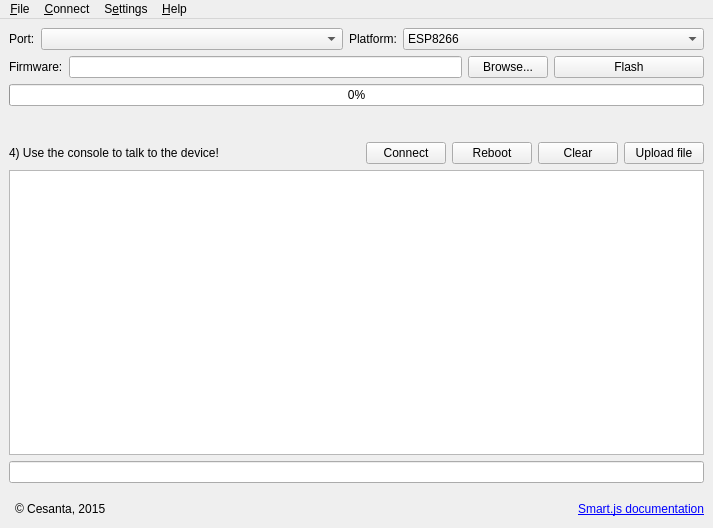
Old version of the form src/main.ui in the repository olgierdh/mongoose-flashing-tool.
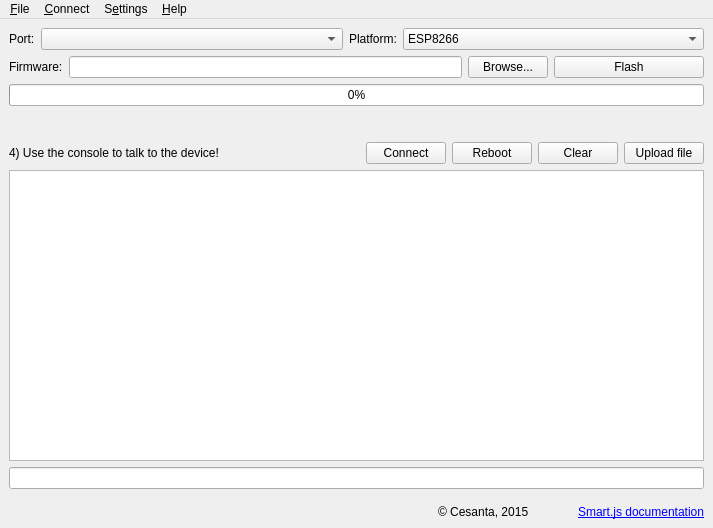
New version of the form. Icons and pictures are not drawn.

```diff
--- a/src/main.ui
+++ b/src/main.ui
@@ -248,25 +248,19 @@
        </widget>
       </item>
       <item>
+       <widget class="QLabel" name="versionLabel">
+        <property name="text">
+         <string/>
+        </property>
+       </widget>
+      </item>
+      <item alignment="Qt::AlignRight">
        <widget class="QLabel" name="label">
         <property name="text">
          <string>© Cesanta, 2015</string>
         </property>
        </widget>
       </item>
-      <item>
-       <spacer name="horizontalSpacer_2">
-        <property name="orientation">
-         <enum>Qt::Horizontal</enum>
-        </property>
-        <property name="sizeHint" stdset="0">
-         <size>
-          <width>40</width>
-          <height>20</height>
-         </size>
-        </property>
-       </spacer>
-      </item>
       <item>
        <widget class="QLabel" name="label_2">
         <property name="text">
```
Left out of the diff: 2 changed lines with no effect on the pictures.
